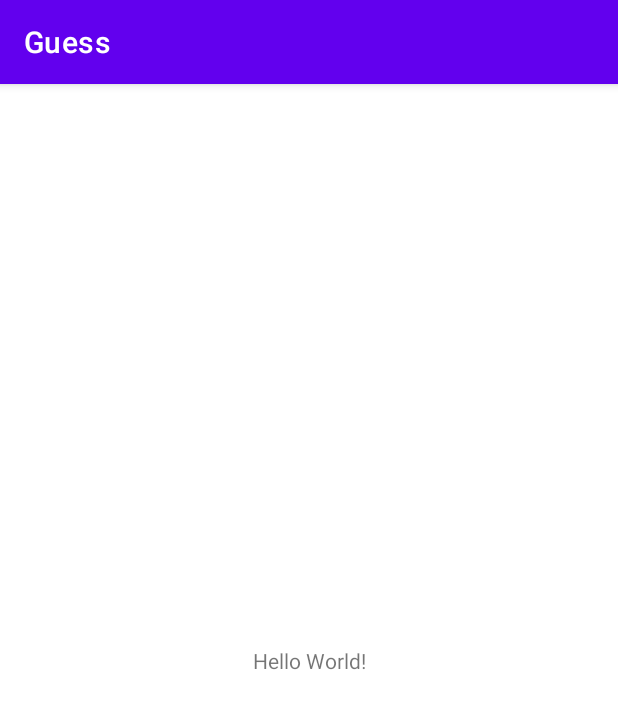
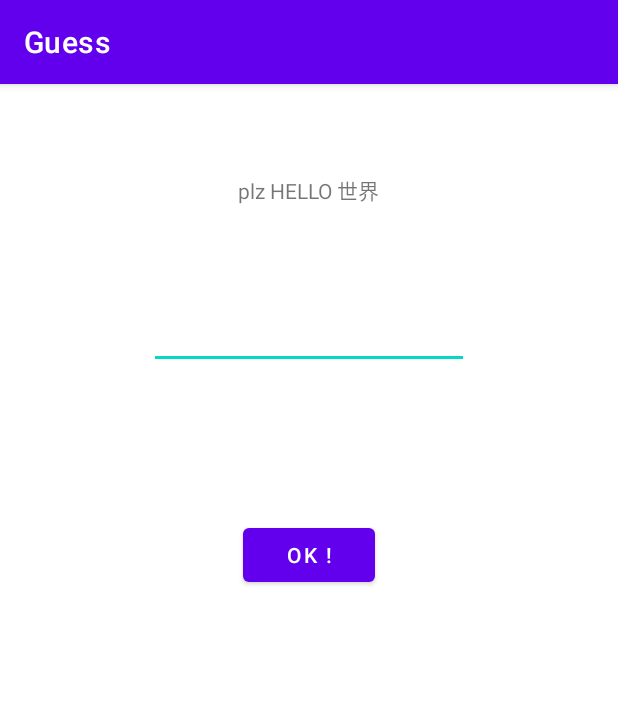
Before and after one commit to kentsai/Guess, an Android app: the screen it shows after launch (MainActivity), on a phone screen of 412 x 824 dp. Shown: the top 709 px of the screen. Run offline under Robolectric (Android 15) with nearby library versions, the phone set to English and light mode, and no system bars.

Commit message:
function design, toast, dialog

```diff
--- a/app/build.gradle
+++ b/app/build.gradle
@@ -1,6 +1,8 @@
 plugins {
     id 'com.android.application'
     id 'kotlin-android'
+    id 'kotlin-kapt'
+    id 'kotlin-android-extensions'
 }
 
 android {
--- a/app/src/main/res/layout/activity_main.xml
+++ b/app/src/main/res/layout/activity_main.xml
@@ -7,13 +7,38 @@
     tools:context=".MainActivity">
 
     <TextView
-        android:id="@+id/hello_main"
+        android:id="@+id/textView5"
         android:layout_width="wrap_content"
         android:layout_height="wrap_content"
-        android:text="Hello World!"
-        app:layout_constraintBottom_toBottomOf="parent"
-        app:layout_constraintLeft_toLeftOf="parent"
-        app:layout_constraintRight_toRightOf="parent"
+        android:layout_marginStart="24dp"
+        android:layout_marginTop="60dp"
+        android:layout_marginEnd="24dp"
+        android:text="plz HELLO 世界"
+        app:layout_constraintEnd_toEndOf="parent"
+        app:layout_constraintStart_toStartOf="parent"
         app:layout_constraintTop_toTopOf="parent" />
 
+    <EditText
+        android:id="@+id/ed_number"
+        android:layout_width="wrap_content"
+        android:layout_height="wrap_content"
+        android:layout_marginTop="63dp"
+        android:ems="10"
+        android:inputType="numberDecimal"
+        app:layout_constraintEnd_toEndOf="parent"
+        app:layout_constraintStart_toStartOf="parent"
+        app:layout_constraintTop_toBottomOf="@+id/textView5" />
+
+    <Button
+        android:id="@+id/ok_button"
+        android:layout_width="wrap_content"
+        android:layout_height="wrap_content"
+        android:layout_marginStart="150dp"
+        android:layout_marginTop="100dp"
+        android:layout_marginEnd="150dp"
+        android:onClick="check"
+        android:text="OK !"
+        app:layout_constraintEnd_toEndOf="parent"
+        app:layout_constraintStart_toStartOf="parent"
+        app:layout_constraintTop_toBottomOf="@+id/ed_number" />
 </androidx.constraintlayout.widget.ConstraintLayout>
```
Also changed, not shown: app/src/main/java/Ken/example/guess/MainActivity.kt (+32 -1 lines), app/src/main/java/Ken/example/guess/secretNumber.kt (added, +21 -0 lines).
